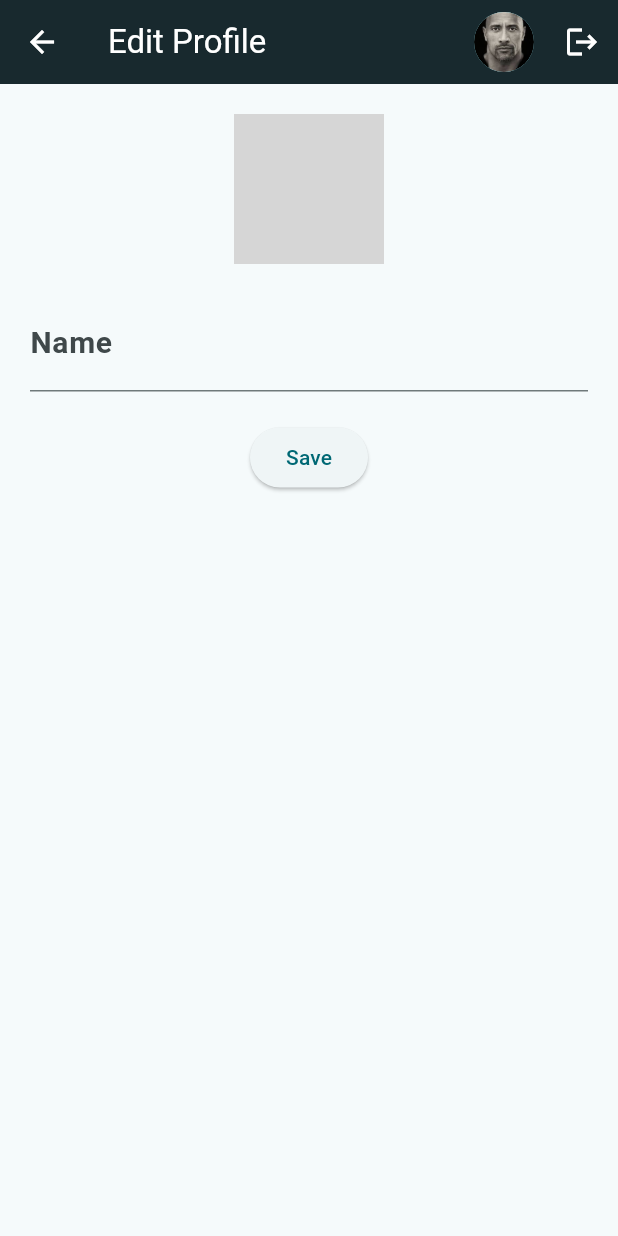
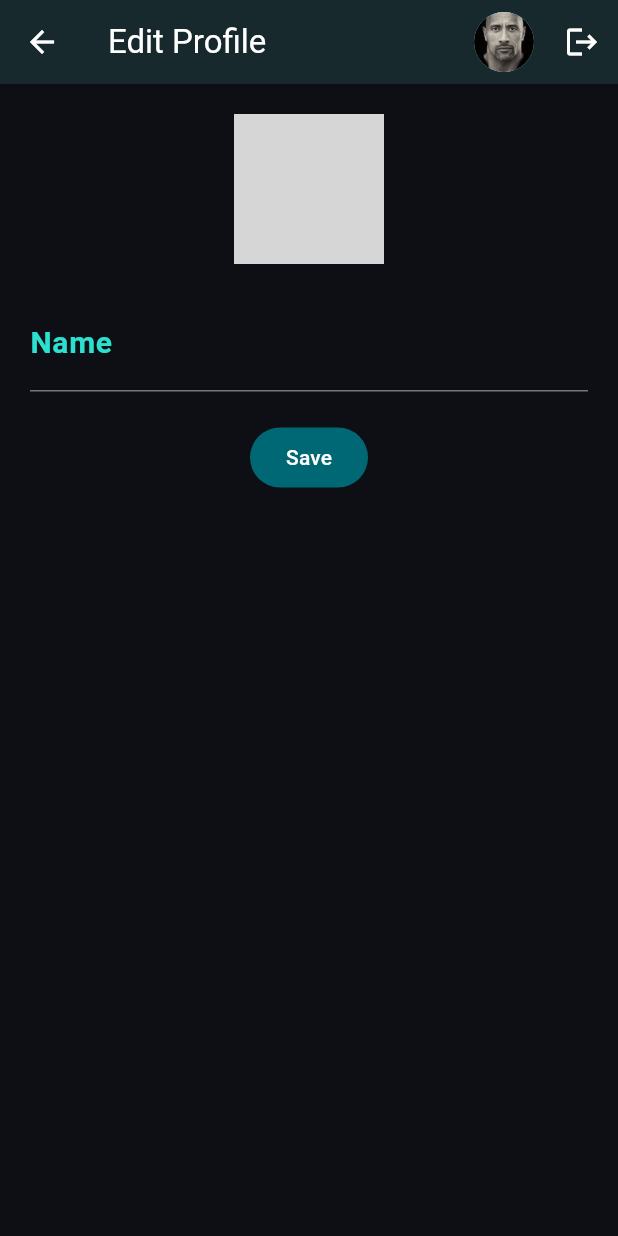
Before and after one commit to adhikarijii/RoamBot-AI-Trip-Planner-App, a Flutter app: the ProfileScreen screen opened directly, on a phone screen of 412 x 824 dp. Run offline on Flutter 3.47's test engine with Material 3 defaults, Android fonts, the light colour scheme and no system bars; our stand-ins replace cached_network_image, carousel_slider, cloud_firestore, firebase_auth, firebase_core, firebase_storage and 14 more; accounts and stored records are empty; generated files the repository leaves out were written again; network calls fail; Roboto replaces fonts that are missing (Outfit); grey boxes are pictures that could not be loaded.

Commit message:
updated screens

```diff
--- a/lib/screens/home_screen.dart
+++ b/lib/screens/home_screen.dart
@@ -7,7 +7,7 @@ import 'package:roambot/commons/widgets/customConfirmationBox.dart'
     show customConfirmationBox;
 import 'package:roambot/screens/fb_page.dart';
 import 'package:roambot/screens/upcoming_trips_screen.dart';
-import 'package:roambot/screens/detail_itinerary.dart';
+import 'package:roambot/screens/customized_itinerary.dart';
 import 'package:roambot/screens/popular_itineraries.dart';
 import 'package:roambot/screens/profile_screen.dart';
 import 'package:roambot/screens/trip_creation_screen.dart';
--- a/lib/screens/profile_screen.dart
+++ b/lib/screens/profile_screen.dart
@@ -1,4 +1,5 @@
 import 'dart:io';
+import 'dart:ui';
 import 'package:cloud_firestore/cloud_firestore.dart';
 import 'package:firebase_auth/firebase_auth.dart';
 import 'package:firebase_storage/firebase_storage.dart';
@@ -123,8 +124,49 @@ class _ProfileScreenState extends State<ProfileScreen> {
     }
   }
 
+  Widget _buildGlassCard({
+    required Widget child,
+    required GlassColors colors,
+    double blurSigma = 10,
+  }) {
+    return ClipRRect(
+      borderRadius: BorderRadius.circular(20),
+      child: BackdropFilter(
+        filter: ImageFilter.blur(sigmaX: blurSigma, sigmaY: blurSigma),
+        child: Container(
+          decoration: BoxDecoration(
+            gradient: LinearGradient(
+              colors: [
+                colors.glassStart.withOpacity(0.7),
+                colors.glassEnd.withOpacity(0.4),
+              ],
+              begin: Alignment.topLeft,
+              end: Alignment.bottomRight,
+            ),
+            borderRadius: BorderRadius.circular(20),
+            border: Border.all(
+              color: colors.glassBorder.withOpacity(0.15),
+              width: 1,
+            ),
+            boxShadow: [
+              BoxShadow(
+                color: colors.shadow.withOpacity(0.2),
+                blurRadius: 20,
+                spreadRadius: -5,
+                offset: const Offset(0, 10),
+              ),
+            ],
+          ),
+          child: child,
+        ),
+      ),
+    );
+  }
+
   @override
   Widget build(BuildContext context) {
+    final colors = GlassColors.dark();
+
     final avatar =
         _pickedImage != null
             ? FileImage(_pickedImage!)
@@ -133,6 +175,7 @@ class _ProfileScreenState extends State<ProfileScreen> {
             : const AssetImage('assets/default_avatar.png') as ImageProvider;
 
     return Scaffold(
+      backgroundColor: colors.background,
       appBar: CustomAppBar(title: ("Edit Profile")),
       body: Padding(
         padding: const EdgeInsets.all(20),
@@ -145,18 +188,90 @@ class _ProfileScreenState extends State<ProfileScreen> {
             const SizedBox(height: 20),
             TextField(
               controller: _nameController,
-              decoration: const InputDecoration(labelText: "Name"),
+              style: TextStyle(color: Colors.white),
+              decoration: const InputDecoration(
+                labelText: "Name",
+                labelStyle: TextStyle(color: Color(0xFF2CE0D0)),
+              ),
             ),
             const SizedBox(height: 20),
             _isSaving
                 ? const CircularProgressIndicator()
-                : ElevatedButton(
+                : FilledButton(
                   onPressed: _saveProfile,
                   child: const Text("Save"),
                 ),
+            // : ElevatedButton(
+            //   onPressed: _saveProfile,
+            //   child: const Text("Save"),
+            // ),
           ],
         ),
       ),
     );
   }
 }
+
+class GlassColors {
+  final Color background;
+  final Color appBar;
+  final Color primary;
+  final Color onPrimary;
+  final Color text;
+  final Color icon;
+  final Color glassStart;
+  final Color glassEnd;
+  final Color glassBorder;
+  final Color glassButton;
+  final Color shadow;
+
+  GlassColors({
+    required this.background,
+    required this.appBar,
+    required this.primary,
+    required this.onPrimary,
+    required this.text,
+    required this.icon,
+    required this.glassStart,
+    required this.glassEnd,
+    required this.glassBorder,
+    required this.glassButton,
+    required this.shadow,
+  });
+
+  factory GlassColors.dark() {
+    return GlassColors(
+      background: const Color(0xFF0D0F14), // Deep dark background
+      appBar: const Color(0xFF1A2327), // Dark teal app bar
+      primary: const Color(0xFF2CE0D0), // Vibrant teal
+      onPrimary: const Color(0xFF0D0F14), // Dark text for light elements
+      text: const Color(0xFFE0F3FF), // Light text
+      icon: const Color(0xFF2CE0D0), // Teal icons
+      glassStart: const Color(0xFF1A2327).withOpacity(0.8), // Dark teal glass
+      glassEnd: const Color(0xFF253A3E).withOpacity(0.6), // Lighter teal glass
+      glassBorder: const Color(
+        0xFF3FE0D0,
+      ).withOpacity(0.15), // Subtle teal border
+      glassButton: const Color(
+        0xFF1E2A2D,
+      ).withOpacity(0.4), // Dark glass buttons
+      shadow: Colors.black.withOpacity(0.5), // Deep shadows
+    );
+  }
+
+  factory GlassColors.light() {
+    return GlassColors(
+      background: const Color(0xFFF5F7FA),
+      appBar: const Color(0x804E8C87),
+      primary: const Color(0xFF4E8C87),
+      onPrimary: Colors.white,
+      text: const Color(0xFF2D3748),
+      icon: const Color(0xFF4E8C87),
+      glassStart: const Color(0x90A5D8D3),
+      glassEnd: const Color(0x60E2F3F0),
+      glassBorder: Colors.white.withOpacity(0.4),
+      glassButton: Colors.white.withOpacity(0.3),
+      shadow: const Color(0x554A5568),
+    );
+  }
+}
```
Also changed, not shown: lib/screens/customized_itinerary.dart (renamed from lib/screens/detail_itinerary.dart, +53 -12 lines), lib/screens/trip_creation_screen.dart (+9 -8 lines).
